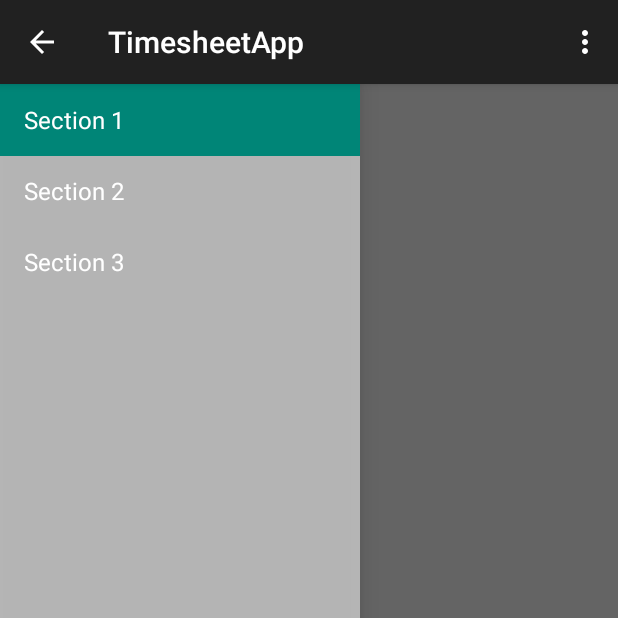
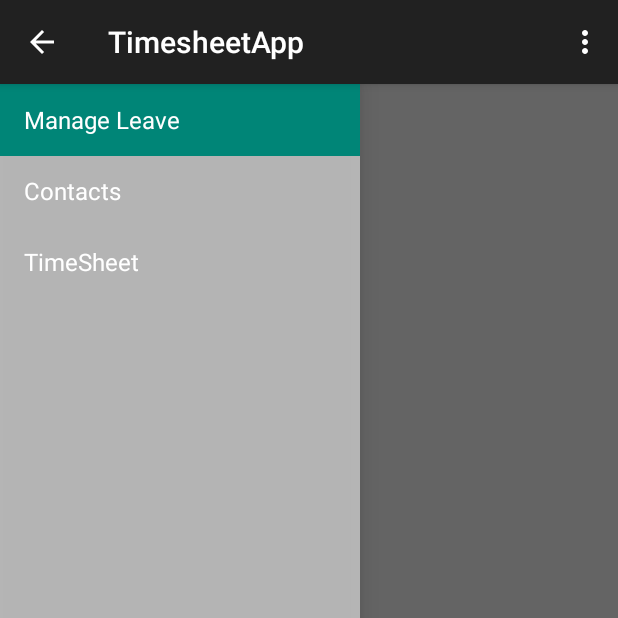
Before and after one commit to AshleyEls/TimesheetMobileApplication, an Android app: the screen it shows after launch (MainActivity), on a phone screen of 412 x 824 dp, the top half of it. Run offline under Robolectric (Android 15) with nearby library versions, the phone set to English and light mode, and no system bars; 2 statements that could not run were skipped.

Commit message:
Updated Navigation Menu Items

```diff
--- a/app/src/main/java/za/co/timesheetapp/MainActivity.java
+++ b/app/src/main/java/za/co/timesheetapp/MainActivity.java
@@ -58,13 +58,13 @@ public class MainActivity extends AppCompatActivity
     public void onSectionAttached(int number) {
         switch (number) {
             case 1:
-                mTitle = getString(R.string.title_section1);
+                mTitle = "Manage Leave";
                 break;
             case 2:
-                mTitle = getString(R.string.title_section2);
+                mTitle = "Contacts";
                 break;
             case 3:
-                mTitle = getString(R.string.title_section3);
+                mTitle = "TimeSheet";
                 break;
         }
     }
--- a/app/src/main/java/za/co/timesheetapp/NavigationDrawerFragment.java
+++ b/app/src/main/java/za/co/timesheetapp/NavigationDrawerFragment.java
@@ -102,9 +102,9 @@ public class NavigationDrawerFragment extends Fragment {
                 android.R.layout.simple_list_item_activated_1,
                 android.R.id.text1,
                 new String[]{
-                        getString(R.string.title_section1),
-                        getString(R.string.title_section2),
-                        getString(R.string.title_section3),
+                        "Manage Leave",
+                        "Contacts",
+                        "TimeSheet",
                 }));
         mDrawerListView.setItemChecked(mCurrentSelectedPosition, true);
         return mDrawerListView;
```
Also changed, not shown: 1 other file.
